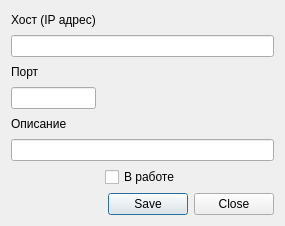
This is NetworkAzs/editserverdialog.ui in rust3128/Spacer as Qt 5 draws it before an edit. The edited form follows.
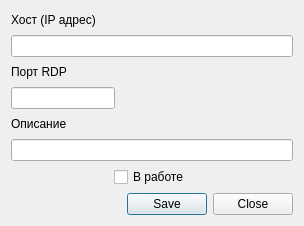
This is the edited form.

The edit to the form file:
```diff
--- a/NetworkAzs/editserverdialog.ui
+++ b/NetworkAzs/editserverdialog.ui
@@ -6,7 +6,7 @@
    <rect>
     <x>0</x>
     <y>0</y>
-    <width>276</width>
+    <width>304</width>
     <height>226</height>
    </rect>
   </property>
@@ -33,7 +33,7 @@
    <item row="2" column="0">
     <widget class="QLabel" name="label_2">
      <property name="text">
-      <string>Порт</string>
+      <string>Порт RDP</string>
      </property>
     </widget>
    </item>
```
